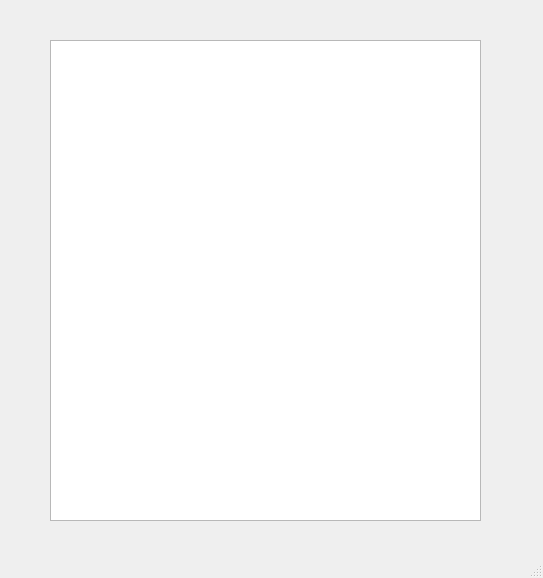
Above: mainwindow.ui from Elbergg/CoolMDEditor before the change. Below: the same form after it.
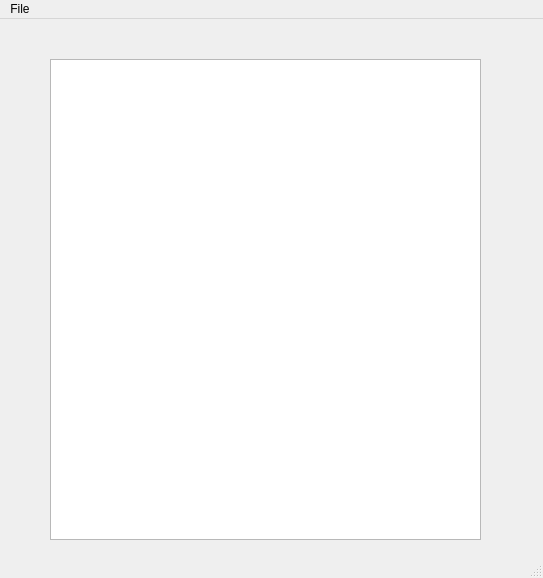
That is the form after the change. Custom widgets are drawn as their Qt base class.

Commit message: added basic file menu

The edit to the form file:
```diff
--- a/mainwindow.ui
+++ b/mainwindow.ui
@@ -34,6 +34,14 @@
      <height>20</height>
     </rect>
    </property>
+   <widget class="QMenu" name="menuFile">
+    <property name="title">
+     <string>File</string>
+    </property>
+    <addaction name="actionOpen"/>
+    <addaction name="actionSave"/>
+   </widget>
+   <addaction name="menuFile"/>
   </widget>
   <widget class="QStatusBar" name="statusbar"/>
  </widget>
```
Left out of the diff: 10 changed lines with no effect on the pictures. The commit also changes 2 other files.
